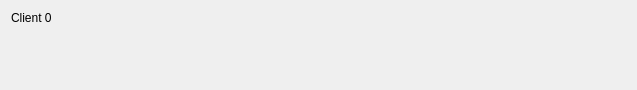
The window that message.ui (GoldenDragonJD/DirectFilePushClient) describes before a commit, drawn with Qt 5.
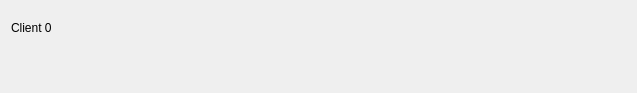
The same window after the commit.

Commit message: Removed the min hight of the message box.

What changed in the file:
```diff
--- a/message.ui
+++ b/message.ui
@@ -7,13 +7,13 @@
     <x>0</x>
     <y>0</y>
     <width>637</width>
-    <height>90</height>
+    <height>93</height>
    </rect>
   </property>
   <property name="minimumSize">
    <size>
     <width>637</width>
-    <height>90</height>
+    <height>0</height>
    </size>
   </property>
   <property name="windowTitle">
@@ -38,7 +38,7 @@
      <property name="minimumSize">
       <size>
        <width>619</width>
-       <height>51</height>
+       <height>0</height>
       </size>
      </property>
      <property name="text">
```
